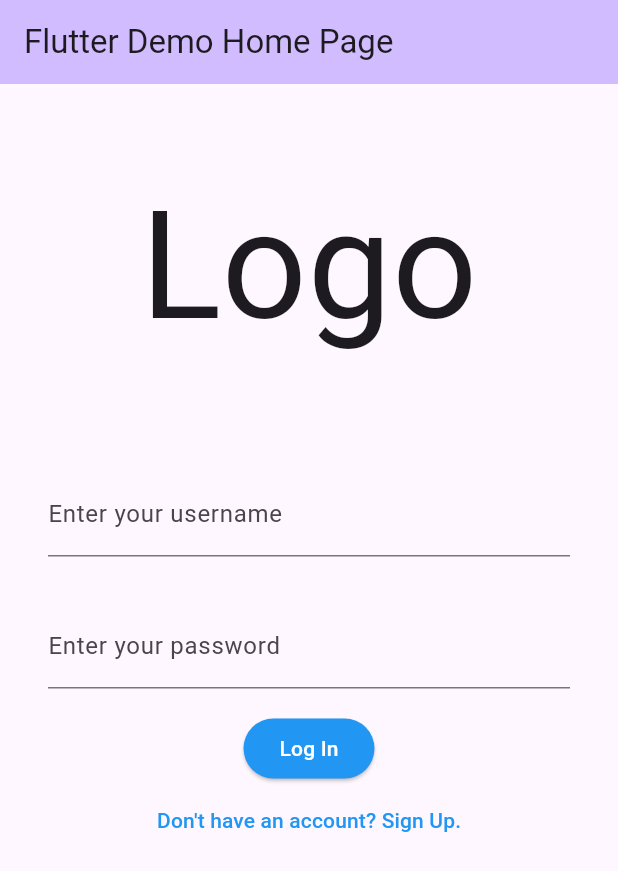
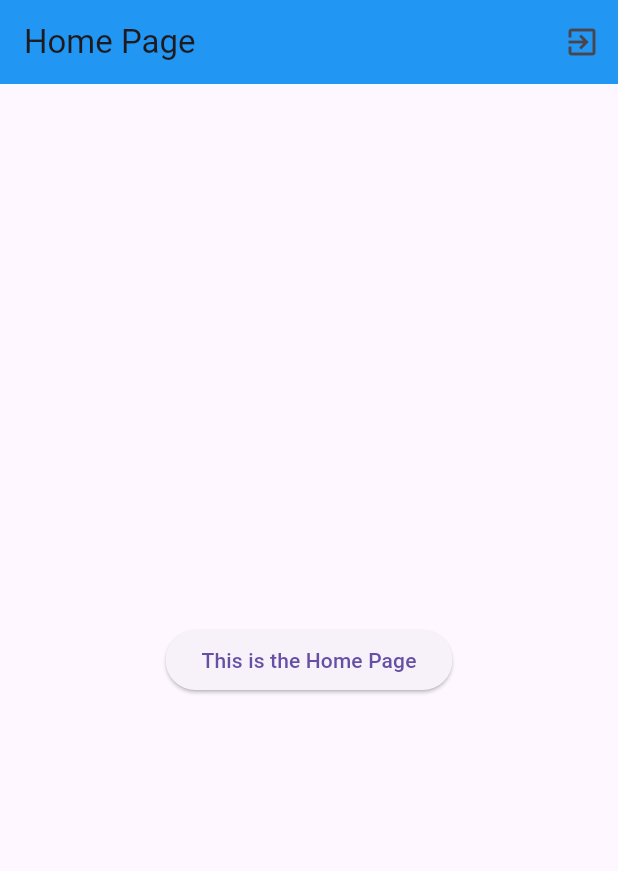
Before and after one commit to GianEzekiel/student_toolkit_flutter, a Flutter app: the screen it shows after launch, after a tap on "Log In", on a phone screen of 412 x 824 dp. Shown: the top 871 px of the screen. Run offline on Flutter 3.47's test engine with Material 3 defaults, Android fonts, the phone set to English and light mode, and no system bars.

Commit message:
Created a Log in, sign up, and home page then add a funstion to navigate on them

```diff
--- a/lib/main.dart
+++ b/lib/main.dart
@@ -1,5 +1,5 @@
 import 'package:flutter/material.dart';
-import 'package:flutter/widgets.dart';
+import 'package:student_toolkit/pages/log_in.dart';
 
 void main() {
   runApp(const MyApp());
@@ -31,99 +31,7 @@ class MyApp extends StatelessWidget {
         // tested with just a hot reload.
         useMaterial3: true,
       ),
-      home: const MyHomePage(title: 'Flutter Demo Home Page'),
+      home: const LogInPage(),
     );
   }
 }
-
-class MyHomePage extends StatefulWidget {
-  const MyHomePage({super.key, required this.title});
-
-  // This widget is the home page of your application. It is stateful, meaning
-  // that it has a State object (defined below) that contains fields that affect
-  // how it looks.
-
-  // This class is the configuration for the state. It holds the values (in this
-  // case the title) provided by the parent (in this case the App widget) and
-  // used by the build method of the State. Fields in a Widget subclass are
-  // always marked "final".
-
-  final String title;
-
-  @override
-  State<MyHomePage> createState() => _MyHomePageState();
-}
-
-class _MyHomePageState extends State<MyHomePage> {
-  @override
-  Widget build(BuildContext context) {
-    // This method is rerun every time setState is called, for instance as done
-    // by the _incrementCounter method above.
-    //
-    // The Flutter framework has been optimized to make rerunning build methods
-    // fast, so that you can just rebuild anything that needs updating rather
-    // than having to individually change instances of widgets.
-    return Scaffold(
-      appBar: AppBar(
-        // TRY THIS: Try changing the color here to a specific color (to
-        // Colors.amber, perhaps?) and trigger a hot reload to see the AppBar
-        // change color while the other colors stay the same.
-        backgroundColor: Theme.of(context).colorScheme.inversePrimary,
-        // Here we take the value from the MyHomePage object that was created by
-        // the App.build method, and use it to set our appbar title.
-        title: Text(widget.title),
-      ),
-      body: Center(
-        child: Column(
-          children: <Widget>[
-            const Padding(
-              padding: EdgeInsets.symmetric(horizontal: 32, vertical: 50),
-              child: Text(
-                'Logo',
-                style: TextStyle(
-                  fontSize: 100,
-                ),
-              ),
-            ),
-            Padding(
-              padding: const EdgeInsets.symmetric(horizontal: 32, vertical: 16),
-              child: TextFormField(
-                decoration: const InputDecoration(
-                  border: UnderlineInputBorder(),
-                  labelText: 'Enter your username',
-                ),
-              ),
-            ),
-            Padding(
-                padding:
-                    const EdgeInsets.symmetric(horizontal: 32, vertical: 16),
-                child: TextFormField(
-                  decoration: const InputDecoration(
-                    border: UnderlineInputBorder(),
-                    labelText: 'Enter your password',
-                  ),
-                )),
-            ElevatedButton(
-              style: TextButton.styleFrom(
-                backgroundColor: Colors.blue,
-              ),
-              onPressed: () {},
-              child: const Text(
-                'Log In',
-                style: TextStyle(
-                  color: Colors.white,
-                ),
-              ),
-            ),
-            TextButton(
-                onPressed: () {},
-                child: const Text('Don\'t have an account? Sign Up.',
-                    style: TextStyle(
-                      color: Colors.blue,
-                    ))),
-          ],
-        ),
-      ),
-    );
-  }
-}
--- /dev/null
+++ b/lib/pages/home_page.dart
@@ -0,0 +1,49 @@
+import 'package:flutter/material.dart';
+import 'package:student_toolkit/pages/log_in.dart';
+
+class HomePage extends StatelessWidget {
+  const HomePage({super.key});
+
+  @override
+  Widget build(BuildContext context) {
+    return MaterialApp(
+      title: 'Flutter Demo',
+      theme: ThemeData(
+        useMaterial3: true,
+      ),
+      home: const MyHomePage(),
+    );
+  }
+}
+
+class MyHomePage extends StatefulWidget {
+  const MyHomePage({super.key});
+
+  @override
+  State<MyHomePage> createState() => _HomePageState();
+}
+
+class _HomePageState extends State<MyHomePage> {
+  @override
+  Widget build(BuildContext context) {
+    return Scaffold(
+      appBar: AppBar(
+        backgroundColor: Colors.blue,
+        title: const Text('Home Page'),
+        actions: <Widget>[
+          IconButton(
+            icon: const Icon(Icons.exit_to_app),
+            onPressed: () {
+              Navigator.push(context, MaterialPageRoute(builder: (context) => const LogInPage() ));
+            },
+          ),
+        ],
+      ),
+      body: Center(
+          child: ElevatedButton(
+        onPressed: () {},
+        child: const Text('This is the Home Page'),
+      )),
+    );
+  }
+}
--- /dev/null
+++ b/lib/pages/log_in.dart
@@ -0,0 +1,106 @@
+import 'package:flutter/material.dart';
+import 'package:student_toolkit/pages/home_page.dart';
+import 'package:student_toolkit/pages/sign_up.dart';
+
+class LogInPage extends StatelessWidget {
+  const LogInPage({super.key});
+
+  @override
+  Widget build(BuildContext context) {
+    return MaterialApp(
+      title: 'Flutter Demo',
+      theme: ThemeData(
+        useMaterial3: true,
+      ),
+      home: const MyLogInPage(title: 'Flutter Demo Home Page'),
+    );
+  }
+}
+
+class MyLogInPage extends StatefulWidget {
+  const MyLogInPage({super.key, required this.title});
+  final String title;
+
+  @override
+  State<MyLogInPage> createState() => _LogInPageState();
+}
+
+class _LogInPageState extends State<MyLogInPage> {
+  @override
+  Widget build(BuildContext context) {
+    // This method is rerun every time setState is called, for instance as done
+    // by the _incrementCounter method above.
+    //
+    // The Flutter framework has been optimized to make rerunning build methods
+    // fast, so that you can just rebuild anything that needs updating rather
+    // than having to individually change instances of widgets.
+    return Scaffold(
+      appBar: AppBar(
+        // TRY THIS: Try changing the color here to a specific color (to
+        // Colors.amber, perhaps?) and trigger a hot reload to see the AppBar
+        // change color while the other colors stay the same.
+        backgroundColor: Colors.blue,
+        // Here we take the value from the MyHomePage object that was created by
+        // the App.build method, and use it to set our appbar title.
+        title: Text(widget.title),
+      ),
+      body: Center(
+        child: Column(
+          children: <Widget>[
+            const Padding(
+              padding: EdgeInsets.symmetric(horizontal: 32, vertical: 50),
+              child: Text(
+                'Logo',
+                style: TextStyle(
+                  fontSize: 100,
+                ),
+              ),
+            ),
+            Padding(
+              padding: const EdgeInsets.symmetric(horizontal: 32, vertical: 16),
+              child: TextFormField(
+                decoration: const InputDecoration(
+                  border: UnderlineInputBorder(),
+                  labelText: 'Enter your username',
+                ),
+              ),
+            ),
+            Padding(
+                padding:
+                    const EdgeInsets.symmetric(horizontal: 32, vertical: 16),
+                child: TextFormField(
+                  decoration: const InputDecoration(
+                    border: UnderlineInputBorder(),
+                    labelText: 'Enter your password',
+                  ),
+                )),
+            ElevatedButton(
+              style: TextButton.styleFrom(
+                backgroundColor: Colors.blue,
+              ),
+              onPressed: () {
+                Navigator.push(context, MaterialPageRoute(builder: (context) => const HomePage() ));
+              },
+              child: const Text(
+                'Log In',
+                style: TextStyle(
+                  color: Colors.white,
+                ),
+              ),
+            ),
+            TextButton(
+                onPressed: () {
+                  Navigator.push(context, MaterialPageRoute(builder: (context) => const SignUp() ));
+                },
+                child: const Text('Don\'t have an account? Sign Up.',
+                    style: TextStyle(
+                      color: Colors.blue,
+                )
+              )
+            ),
+          ],
+        ),
+      ),
+    );
+  }
+}
```
Also changed, not shown: lib/pages/sign_up.dart (added, +50 -0 lines).
